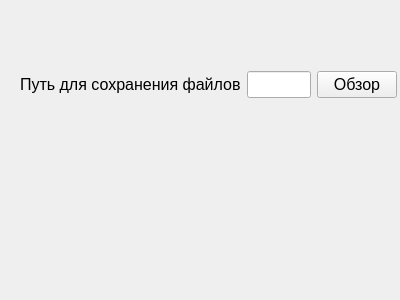
Before: the Qt Designer form LoadingFromDiskSettingsWindow.ui in sergey-nevar/USBCopyist, drawn with Qt 5.
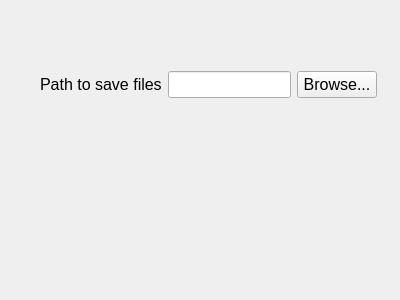
After: the same form once the commit is applied.

```diff
--- a/LoadingFromDiskSettingsWindow.ui
+++ b/LoadingFromDiskSettingsWindow.ui
@@ -44,7 +44,7 @@
        </font>
       </property>
       <property name="text">
-       <string>Путь для сохранения файлов</string>
+       <string>Path to save files</string>
       </property>
      </widget>
     </item>
@@ -68,7 +68,7 @@
        </font>
       </property>
       <property name="text">
-       <string>Обзор</string>
+       <string>Browse...</string>
       </property>
      </widget>
     </item>
```
